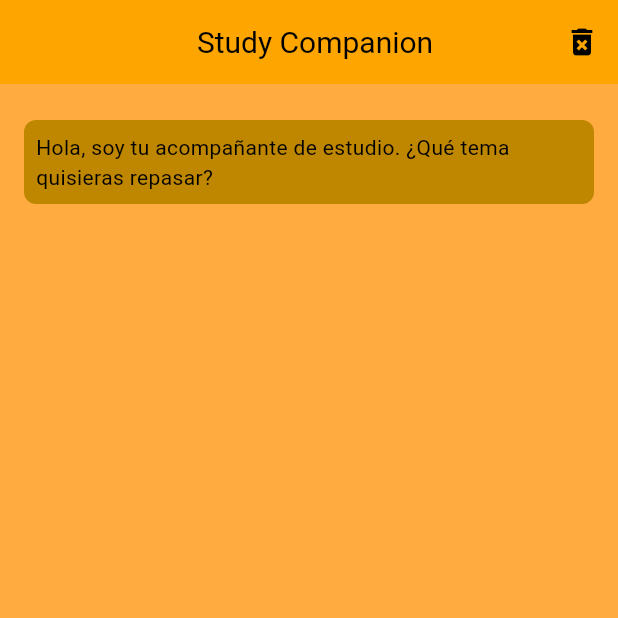
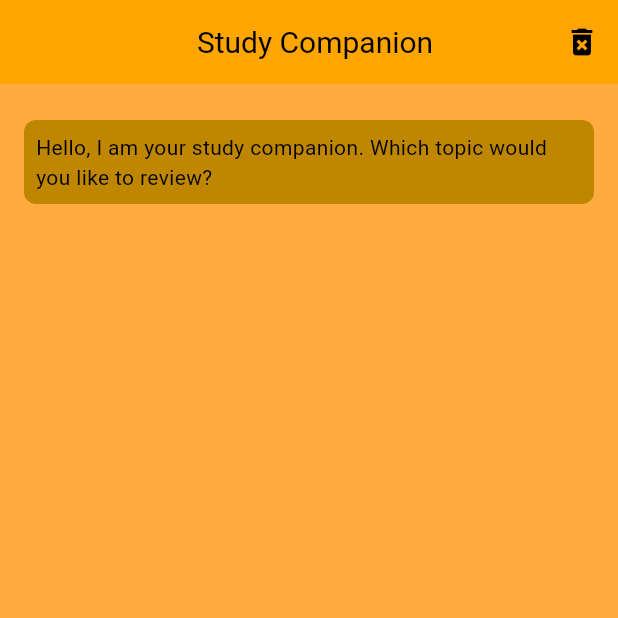
Before and after one commit to titanke/app_gemini, a Flutter app: the Chatpage screen opened directly, on a phone screen of 412 x 824 dp, the top half of it. Run offline on Flutter 3.47's test engine with Material 3 defaults, Android fonts, the phone set to English and light mode, and no system bars; drawn by our look-alikes of flutter_markdown; our stand-ins replace carousel_slider, cloud_firestore, easy_localization, file_picker, firebase_auth, firebase_core and 11 more; missing offline and left inert: dart:ffi, langchain, langchain_community, langchain_google; accounts and stored records are empty.

Commit message:
Fixed language

```diff
--- a/assets/trans/en-US.json
+++ b/assets/trans/en-US.json
@@ -93,5 +93,7 @@
     "Home": "Home",
     "My Topics": "My Topics",
     "Profile": "Profile",
-    "The file exceeds the maximum allowed size of 2 MB": "The file exceeds the maximum allowed size of 8 MB"
+    "The file exceeds the maximum allowed size of 2 MB": "The file exceeds the maximum allowed size of 8 MB",
+    "chat introduction": "Hello, I am your study companion. Which topic would you like to review?",
+    "chat_what": "What do you want to know about the topic"
 }
--- a/assets/trans/es-ES.json
+++ b/assets/trans/es-ES.json
@@ -93,5 +93,7 @@
     "Home":"Inicio",
     "My Topics":"Mis Temas",
     "Profile":"Perfil",
-    "The file exceeds the maximum allowed size of 2 MB": "El archivo excede el tamaño máximo permitido de 8 MB"
+    "The file exceeds the maximum allowed size of 2 MB": "El archivo excede el tamaño máximo permitido de 8 MB",
+    "chat introduction": " Hola, soy tu acompañante de estudio. ¿Qué tema deseas repasar?",
+    "chat_what":"¿Que quieres saber del tema"
 }
--- a/lib/pages/ChatPage.dart
+++ b/lib/pages/ChatPage.dart
@@ -25,7 +25,7 @@ class _ChatpageState extends State<Chatpage>
     with SingleTickerProviderStateMixin {
   final FirebaseDatabase db = FirebaseDatabase();
   List<Message> messages = [
-    Message("Hola, soy tu acompañante de estudio. ¿Qué tema quisieras repasar?",
+    Message("chat introduction".tr(),
         false)
   ];
   TextEditingController prompt = TextEditingController();
@@ -133,9 +133,7 @@ class _ChatpageState extends State<Chatpage>
                   if (messages.length > 1)
                     setState(() {
                       messages = [
-                        Message(
-                            "Hola, soy tu acompañante de estudio. ¿Qué tema quisieras repasar?",
-                            false)
+                        Message("chat introduction".tr(),false)
                       ];
                     });
                 },
@@ -224,7 +222,7 @@ class _ChatpageState extends State<Chatpage>
                                     setState(() {
                                       messages.add(Message(topic.name, true));
                                       messages.add(Message(
-                                          "¿Que quieres saber del tema ${topic.name}?",
+                                          "${"chat_what".tr()} ${topic.name}?",
                                           false));
                                       selectedTopic = topic;
                                     });
```
